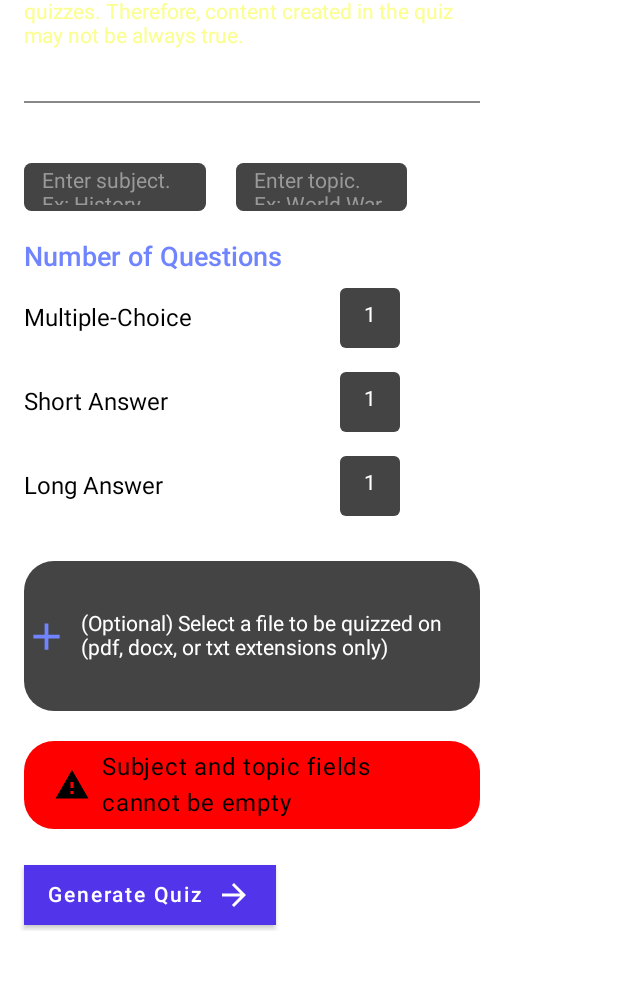
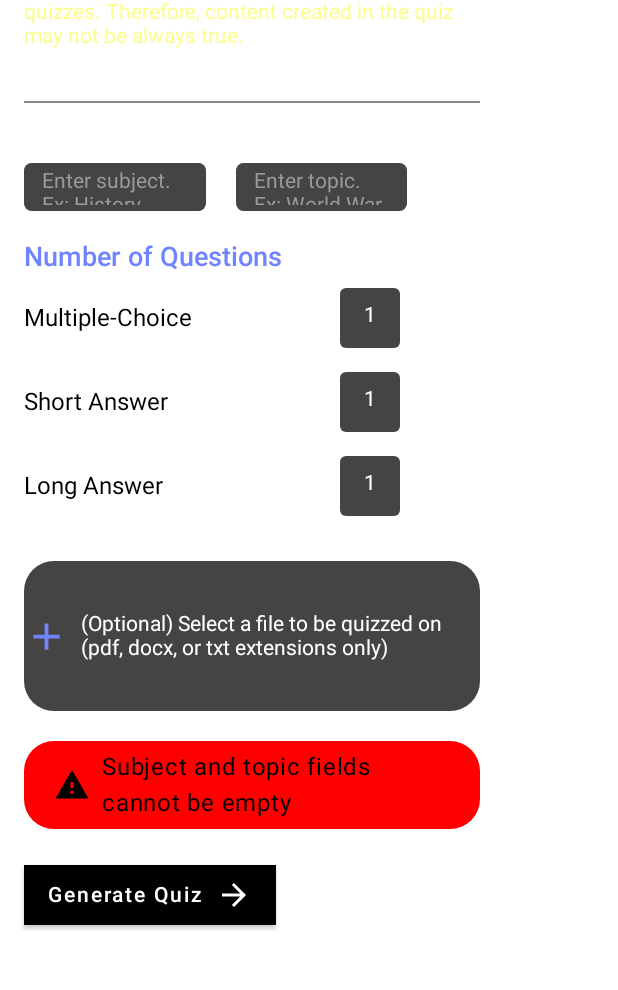
Before and after one commit to VedPanse/Cognitio, an Android app built with Jetpack Compose: the composable QuizFormScreen shown on its own in the app's theme, after a tap on "Generate Quiz", on a phone screen of 412 x 824 dp, the part 229-1219 px from its top. Run offline under Robolectric (Android 15) with nearby library versions, the light colour scheme and no system bars.

Commit message:
fixed GoButton click function

```diff
--- a/composeApp/src/commonMain/kotlin/org/cognitio/AppTheme.kt
+++ b/composeApp/src/commonMain/kotlin/org/cognitio/AppTheme.kt
@@ -16,6 +16,8 @@
     val primaryColor = Color(0xFFFBFF8F)
     val themeColor = Color(0xFF7084FF)
     val secondaryColor = Color.DarkGray
+    val buttonColor = Color(0xFF5234EB)
+
 }
 
 val AppTypography = Typography(
--- a/composeApp/src/commonMain/kotlin/org/cognitio/Components.kt
+++ b/composeApp/src/commonMain/kotlin/org/cognitio/Components.kt
@@ -141,11 +141,24 @@
 
 @Composable
 fun GoButton(text: String, onClick: () -> Unit) {
+    var clicked by remember { mutableStateOf(false) }
+
+    // Handle resetting the clicked state with a delay
+    if (clicked && !text.contains("...")) {
+        LaunchedEffect(Unit) {
+            kotlinx.coroutines.delay(2000)
+            clicked = false
+        }
+    }
+
     Button(
-        onClick = onClick,
+        onClick = {
+            clicked = true
+            onClick()
+        },
         shape = RectangleShape,
         colors = ButtonDefaults.buttonColors(
-            backgroundColor = Color(0xFF5234EB), // Explicitly use themeColor
+            backgroundColor = if (clicked) Color.Black else AppTheme.buttonColor,
             contentColor = Color.White // Ensure the text and icon use white color
         ),
     ) {
--- a/composeApp/src/commonMain/kotlin/org/cognitio/GeminiServer.kt
+++ b/composeApp/src/commonMain/kotlin/org/cognitio/GeminiServer.kt
@@ -5,6 +5,7 @@
 import com.google.gson.JsonObject
 import kotlinx.coroutines.Dispatchers
 import kotlinx.coroutines.withContext
+
 
 class GeminiServer(private val apiKey: String) {
     private val generativeModel = GenerativeModel(
--- a/composeApp/src/commonMain/kotlin/org/cognitio/pages/DashboardScreen.kt
+++ b/composeApp/src/commonMain/kotlin/org/cognitio/pages/DashboardScreen.kt
@@ -5,6 +5,7 @@
 import org.cognitio.Quiz
 
 
+// TODO implement
 @Composable
 fun DashboardScreen() {
 
--- a/composeApp/src/commonMain/kotlin/org/cognitio/pages/QuizFormScreen.kt
+++ b/composeApp/src/commonMain/kotlin/org/cognitio/pages/QuizFormScreen.kt
@@ -34,6 +34,7 @@
 import java.awt.Frame
 import java.io.FilenameFilter
 
+// TODO if no internet connection, error message
 
 @Composable
 fun QuizFormScreen(showQuiz: (Quiz) -> Unit, settingsRedirect: () -> Unit) {
@@ -112,7 +113,9 @@
             }
 
             Spacer(modifier = Modifier.height(20.dp))
-            GoButton("Generate Quiz") {
+
+            var buttonText by remember { mutableStateOf("Generate Quiz") }
+            GoButton(buttonText) {
                 when {
                     subject.isEmpty() || topic.isEmpty() -> {
                         errorMessage = "Subject and topic fields cannot be empty"
@@ -127,6 +130,7 @@
                     }
 
                     else -> {
+                        buttonText = "Generating..."
                         val quiz = Quiz(subject, topic, numQuestions.toIntArray(), null, documentPath)
 
                         // Use coroutine scope to call the generateQuestionList function
@@ -184,6 +188,8 @@
             )
             Spacer(modifier = Modifier.width(8.dp))
             // Display the text: if a file is selected, show the file name
+
+            // TODO send to gemini
             Text(
                 text = documentPath
                     ?: "(Optional) Select a file to be quizzed on (pdf, docx, or txt extensions only)",
@@ -231,6 +237,7 @@
             modifier = Modifier.fillMaxWidth(),
             horizontalArrangement = Arrangement.spacedBy(20.dp)
         ) {
+            // TODO replace with <select>?
             CustomTextField(
                 "Enter subject. Ex: History",
                 true,
--- a/composeApp/src/commonMain/kotlin/org/cognitio/pages/SearchScreen.kt
+++ b/composeApp/src/commonMain/kotlin/org/cognitio/pages/SearchScreen.kt
@@ -5,6 +5,7 @@
 import org.cognitio.Quiz
 
 
+// TODO implement
 @Composable
 fun SearchScreen() {
 
--- a/composeApp/src/commonMain/kotlin/org/cognitio/pages/SettingsScreen.kt
+++ b/composeApp/src/commonMain/kotlin/org/cognitio/pages/SettingsScreen.kt
@@ -57,6 +57,7 @@
             }
         )
 
+        // TODO Validate if API key is valid (and for 1.5-flash)
         CustomTextField(
             placeholder = "Enter your API key",
             singleLine = true,
```
Also changed, not shown: composeApp/src/commonMain/kotlin/org/cognitio/pages/QuizScreen.kt (+15 -5 lines).
